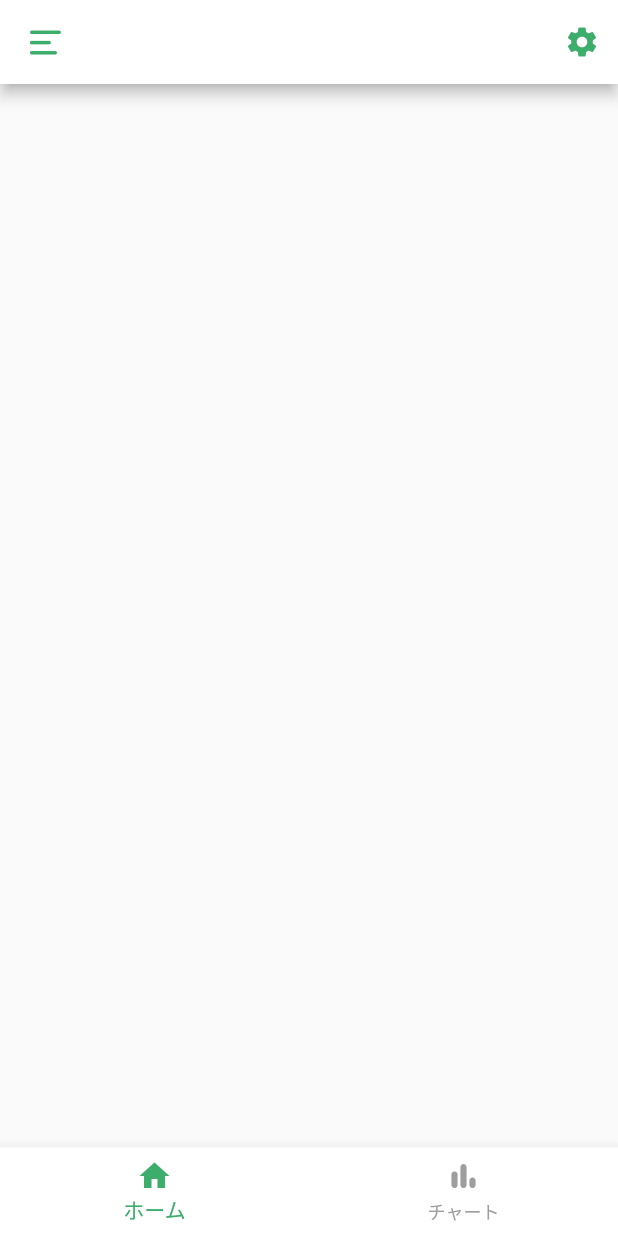
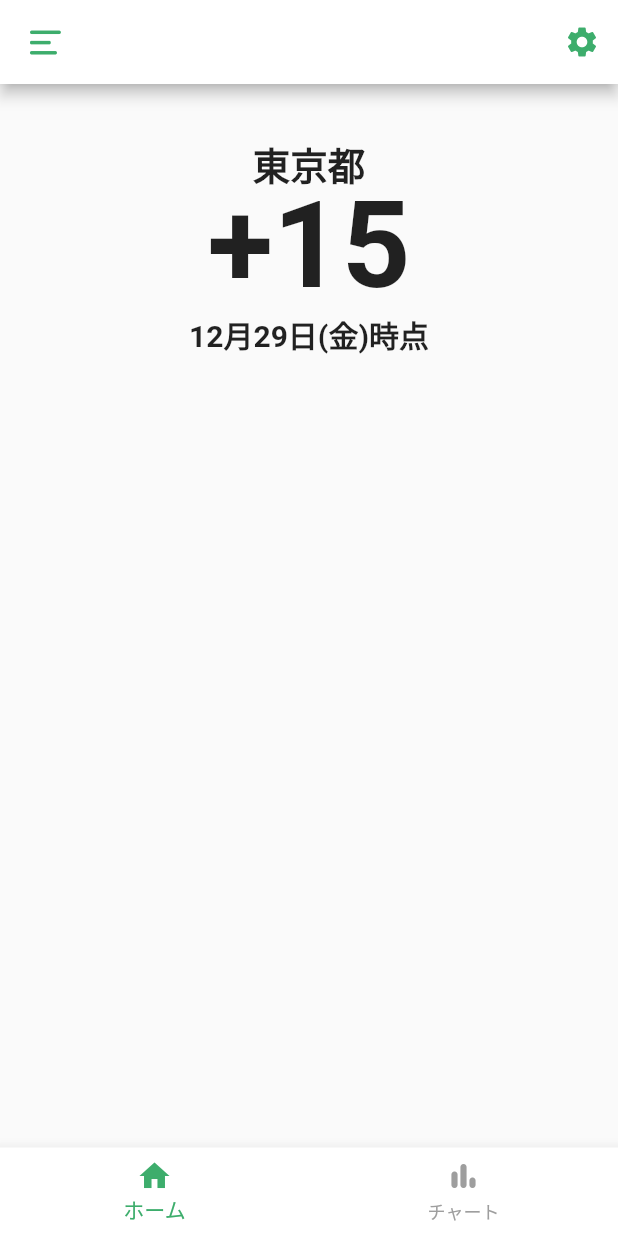
Before and after one commit to Yusuke-Suzuki-11/covid19-manager, a Flutter app: the screen it shows after launch, on a phone screen of 412 x 824 dp. Run offline on Flutter 3.47's test engine with Material 2 defaults, Android fonts, the phone set to English and light mode, and no system bars; our stand-ins replace flutter_riverpod, hexcolor.

Commit message:
頭部分作成

```diff
--- a/lib/view/page/my_home_page.dart
+++ b/lib/view/page/my_home_page.dart
@@ -37,7 +37,54 @@ class _MyHomePageState extends State<MyHomePage> {
           )
         ],
       ),
-      body: Center()
+      body: Container(
+        alignment: Alignment.topCenter,
+        child: Padding(
+          padding: EdgeInsets.only(top: 35),
+          child: Column(
+            children: [
+              Container(
+                width: 145,
+                child: DefaultTextStyle.merge(
+                  style: TextStyle(
+                    fontWeight: FontWeight.bold,
+                    fontSize: 25,
+                  ),
+                  child: Row(
+                    mainAxisAlignment: MainAxisAlignment.center,
+                    children: [
+                      Text('東京都'),
+                    ],
+                  ),
+                ),
+              ),
+              const Text(
+                "+15",
+                style: TextStyle(
+                  fontSize: 80,
+                  fontWeight: FontWeight.bold,
+                  height: 1,
+                ),
+                strutStyle: StrutStyle(
+                  fontSize: 16.0,
+                  height: 1.3,
+                ),
+              ),
+              const Text(
+                "12月29日(金)時点",
+                style: TextStyle(
+                  fontSize: 20,
+                  fontWeight: FontWeight.bold,
+                ),
+                strutStyle: StrutStyle(
+                  fontSize: 16.0,
+                  height: 1.3,
+                ),
+              ),
+            ],
+          ),
+        )
+      ),
     );
   }
 }
```
